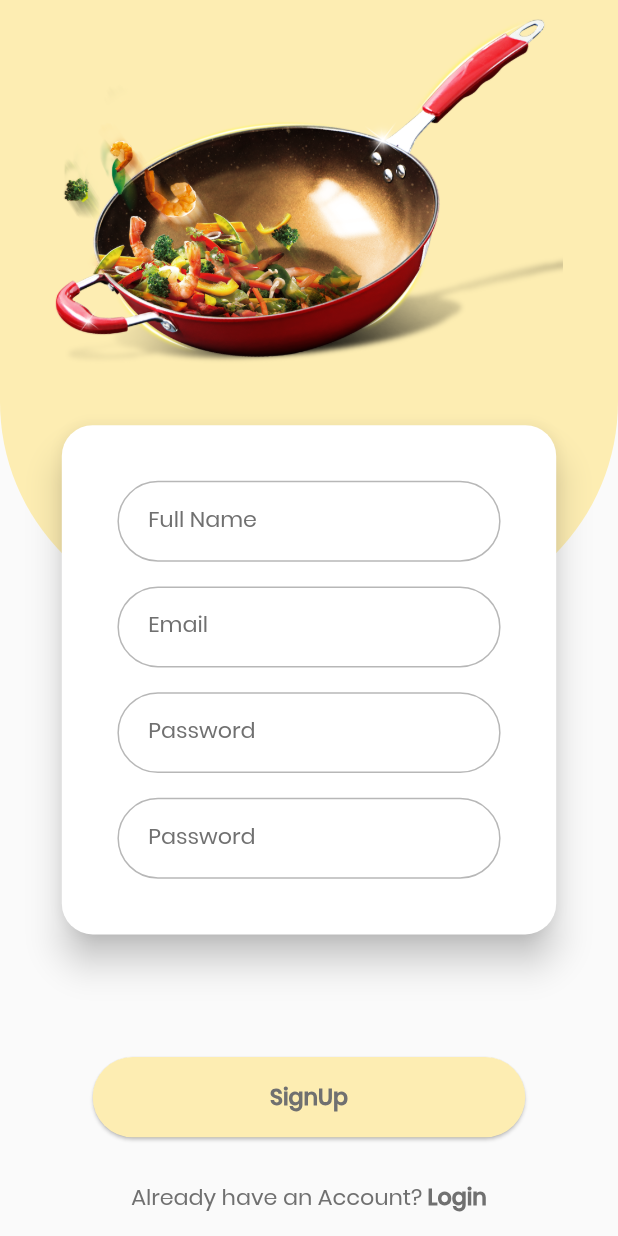
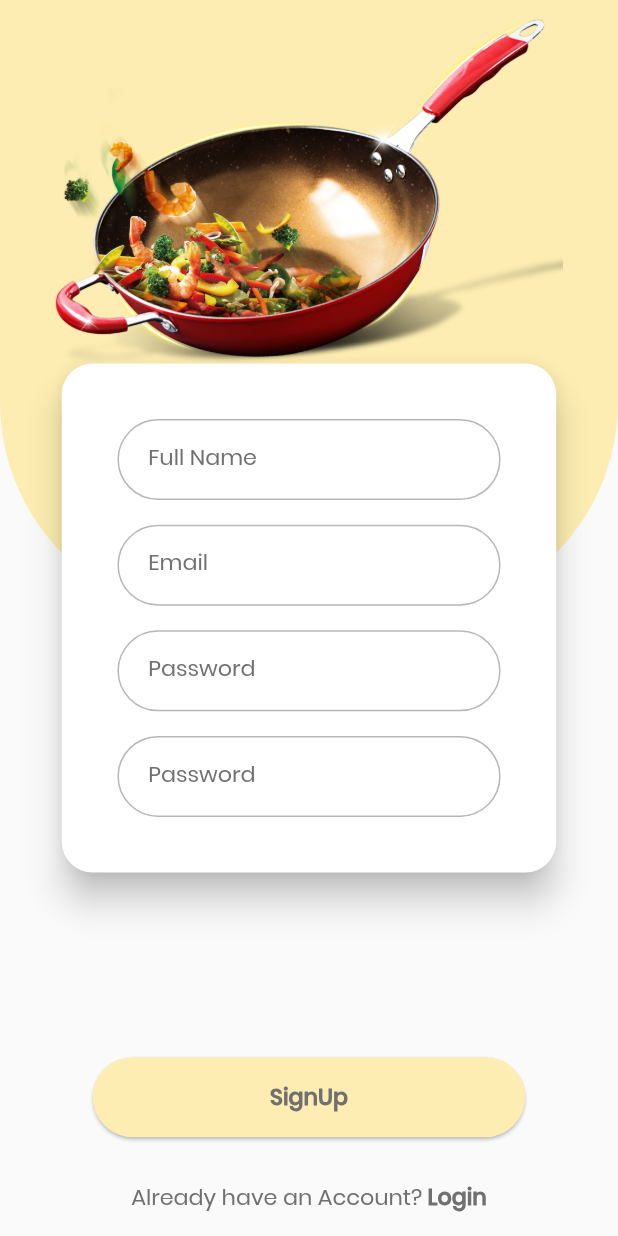
Before and after one commit to devaliakbar/gofoodie, a Flutter app: the SignUpPage screen opened by its route, on a phone screen of 412 x 824 dp. Run offline on Flutter 3.47's test engine with Material 2 defaults, Android fonts, the phone set to English and light mode, and no system bars; our stand-ins replace bloc, dartz, easy_localization, equatable, flutter_bloc, fluttertoast and 2 more.

Commit message:
SignUp Responsive

```diff
--- a/lib/features/authentication/presentation/pages/signup_page.dart
+++ b/lib/features/authentication/presentation/pages/signup_page.dart
@@ -40,9 +40,7 @@ class _SignUpPageState extends State<SignUpPage> {
           child: Stack(
             children: [
               LoginFoodImage(),
-              Container(
-                margin: EdgeInsets.only(top: SizeConfig.height(10)),
-                child: Form(
+              Form(
                 key: _formKey,
                 child: SignUpForm(
                   fullNameController: fullNameController,
@@ -53,7 +51,7 @@ class _SignUpPageState extends State<SignUpPage> {
                   emailValidator: onValidateEmail,
                   passwordValidator: onValidatePassword,
                   rePasswordValidator: onValidateRePassword,
-                    )),
+                ),
               ),
               AuthBottomControls(
                 buttonText: AppString.signUp,
```
Lines whose indentation alone changed are shown as unchanged.
